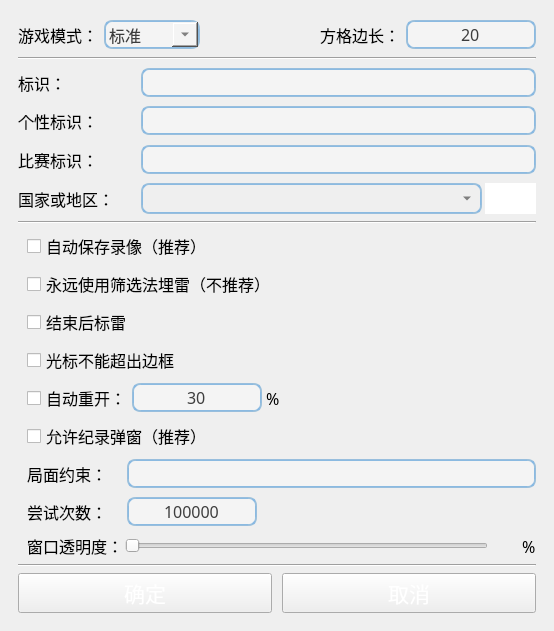
Before: the Qt Designer form uiFiles/ui_gs.ui in ljzloser/Solvable-Minesweeper, drawn with Qt 5.
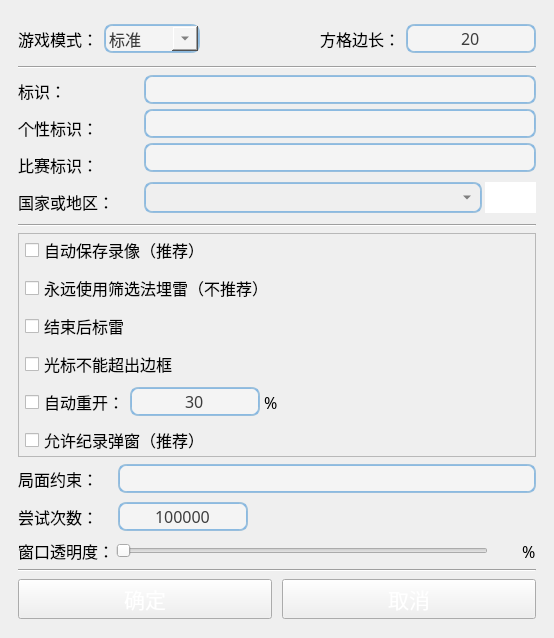
After: the same form once the commit is applied. Icons and pictures are not drawn. Custom widgets are drawn as their Qt base class.

Commit message: feat：优化国家下拉框的补全交互

```diff
--- a/uiFiles/ui_gs.ui
+++ b/uiFiles/ui_gs.ui
@@ -10,7 +10,7 @@
     <x>0</x>
     <y>0</y>
     <width>554</width>
-    <height>631</height>
+    <height>638</height>
    </rect>
   </property>
   <property name="sizePolicy">
@@ -304,10 +304,43 @@
     </widget>
    </item>
    <item>
-    <widget class="QWidget" name="widget" native="true">
-     <layout class="QHBoxLayout" name="horizontalLayout_9">
+    <widget class="QFrame" name="frame">
+     <property name="frameShape">
+      <enum>QFrame::NoFrame</enum>
+     </property>
+     <property name="frameShadow">
+      <enum>QFrame::Plain</enum>
+     </property>
+     <property name="lineWidth">
+      <number>0</number>
+     </property>
+     <layout class="QHBoxLayout" name="horizontalLayout_6">
+      <property name="leftMargin">
+       <number>0</number>
+      </property>
+      <property name="topMargin">
+       <number>0</number>
+      </property>
+      <property name="rightMargin">
+       <number>0</number>
+      </property>
+      <property name="bottomMargin">
+       <number>0</number>
+      </property>
+      <item>
+       <widget class="QFrame" name="frame_2">
+        <property name="frameShape">
+         <enum>QFrame::NoFrame</enum>
+        </property>
+        <property name="frameShadow">
+         <enum>QFrame::Plain</enum>
+        </property>
+        <property name="lineWidth">
+         <number>0</number>
+        </property>
+        <layout class="QVBoxLayout" name="verticalLayout_3">
       <property name="spacing">
-       <number>3</number>
+          <number>5</number>
       </property>
       <property name="leftMargin">
        <number>0</number>
@@ -356,60 +389,6 @@
        </widget>
       </item>
       <item>
-       <widget class="QLineEdit" name="lineEdit_label">
-        <property name="font">
-         <font>
-          <family>微软雅黑</family>
-          <pointsize>12</pointsize>
-         </font>
-        </property>
-        <property name="focusPolicy">
-         <enum>Qt::ClickFocus</enum>
-        </property>
-        <property name="styleSheet">
-         <string notr="true">border-width: 2px;
-border-radius: 8px;
-border-style: solid;
-border-top-color: qlineargradient(spread:pad, x1:0.5, y1:1, x2:0.5, y2:0, stop:0 #85b7e3, stop:1 #9ec1db);
-border-right-color: qlineargradient(spread:pad, x1:0, y1:0, x2:1, y2:0, stop:0 #85b7e3, stop:1 #9ec1db);
-border-bottom-color: qlineargradient(spread:pad, x1:0.5, y1:0, x2:0.5, y2:1, stop:0 #85b7e3, stop:1 #9ec1db);
-border-left-color: qlineargradient(spread:pad, x1:1, y1:0, x2:0, y2:0, stop:0 #85b7e3, stop:1 #9ec1db);
-background-color: #f4f4f4;
-color: #3d3d3d;</string>
-        </property>
-        <property name="text">
-         <string notr="true"/>
-        </property>
-        <property name="maxLength">
-         <number>1024</number>
-        </property>
-        <property name="alignment">
-         <set>Qt::AlignCenter</set>
-        </property>
-       </widget>
-      </item>
-     </layout>
-    </widget>
-   </item>
-   <item>
-    <widget class="QWidget" name="horizontalWidget_unique_label" native="true">
-     <layout class="QHBoxLayout" name="horizontalLayout_5">
-      <property name="spacing">
-       <number>3</number>
-      </property>
-      <property name="leftMargin">
-       <number>0</number>
-      </property>
-      <property name="topMargin">
-       <number>0</number>
-      </property>
-      <property name="rightMargin">
-       <number>0</number>
-      </property>
-      <property name="bottomMargin">
-       <number>0</number>
-      </property>
-      <item>
        <widget class="QLabel" name="label_unique_label">
         <property name="sizePolicy">
          <sizepolicy hsizetype="Minimum" vsizetype="Preferred">
@@ -444,60 +423,6 @@
        </widget>
       </item>
       <item>
-       <widget class="QLineEdit" name="lineEdit_unique_label">
-        <property name="font">
-         <font>
-          <family>微软雅黑</family>
-          <pointsize>12</pointsize>
-         </font>
-        </property>
-        <property name="focusPolicy">
-         <enum>Qt::ClickFocus</enum>
-        </property>
-        <property name="styleSheet">
-         <string notr="true">border-width: 2px;
-border-radius: 8px;
-border-style: solid;
-border-top-color: qlineargradient(spread:pad, x1:0.5, y1:1, x2:0.5, y2:0, stop:0 #85b7e3, stop:1 #9ec1db);
-border-right-color: qlineargradient(spread:pad, x1:0, y1:0, x2:1, y2:0, stop:0 #85b7e3, stop:1 #9ec1db);
-border-bottom-color: qlineargradient(spread:pad, x1:0.5, y1:0, x2:0.5, y2:1, stop:0 #85b7e3, stop:1 #9ec1db);
-border-left-color: qlineargradient(spread:pad, x1:1, y1:0, x2:0, y2:0, stop:0 #85b7e3, stop:1 #9ec1db);
-background-color: #f4f4f4;
-color: #3d3d3d;</string>
-        </property>
-        <property name="text">
-         <string notr="true"/>
-        </property>
-        <property name="maxLength">
-         <number>1024</number>
-        </property>
-        <property name="alignment">
-         <set>Qt::AlignCenter</set>
-        </property>
-       </widget>
-      </item>
-     </layout>
-    </widget>
-   </item>
-   <item>
-    <widget class="QWidget" name="horizontalWidget_race" native="true">
-     <layout class="QHBoxLayout" name="horizontalLayout_4">
-      <property name="spacing">
-       <number>3</number>
-      </property>
-      <property name="leftMargin">
-       <number>0</number>
-      </property>
-      <property name="topMargin">
-       <number>0</number>
-      </property>
-      <property name="rightMargin">
-       <number>0</number>
-      </property>
-      <property name="bottomMargin">
-       <number>0</number>
-      </property>
-      <item>
        <widget class="QLabel" name="label_race_label">
         <property name="sizePolicy">
          <sizepolicy hsizetype="Minimum" vsizetype="Preferred">
@@ -532,6 +457,133 @@
        </widget>
       </item>
       <item>
+          <widget class="QLabel" name="label_country">
+           <property name="sizePolicy">
+            <sizepolicy hsizetype="Minimum" vsizetype="Preferred">
+             <horstretch>0</horstretch>
+             <verstretch>0</verstretch>
+            </sizepolicy>
+           </property>
+           <property name="minimumSize">
+            <size>
+             <width>120</width>
+             <height>32</height>
+            </size>
+           </property>
+           <property name="font">
+            <font>
+             <family>微软雅黑</family>
+             <pointsize>12</pointsize>
+            </font>
+           </property>
+           <property name="text">
+            <string>国家或地区：</string>
+           </property>
+           <property name="scaledContents">
+            <bool>false</bool>
+           </property>
+           <property name="wordWrap">
+            <bool>false</bool>
+           </property>
+          </widget>
+         </item>
+        </layout>
+       </widget>
+      </item>
+      <item>
+       <widget class="QFrame" name="frame_3">
+        <property name="frameShape">
+         <enum>QFrame::NoFrame</enum>
+        </property>
+        <property name="frameShadow">
+         <enum>QFrame::Plain</enum>
+        </property>
+        <property name="lineWidth">
+         <number>0</number>
+        </property>
+        <layout class="QVBoxLayout" name="verticalLayout_4">
+         <property name="spacing">
+          <number>5</number>
+         </property>
+         <property name="leftMargin">
+          <number>0</number>
+         </property>
+         <property name="topMargin">
+          <number>0</number>
+         </property>
+         <property name="rightMargin">
+          <number>0</number>
+         </property>
+         <property name="bottomMargin">
+          <number>0</number>
+         </property>
+         <item>
+          <widget class="QLineEdit" name="lineEdit_label">
+           <property name="font">
+            <font>
+             <family>微软雅黑</family>
+             <pointsize>12</pointsize>
+            </font>
+           </property>
+           <property name="focusPolicy">
+            <enum>Qt::ClickFocus</enum>
+           </property>
+           <property name="styleSheet">
+            <string notr="true">border-width: 2px;
+border-radius: 8px;
+border-style: solid;
+border-top-color: qlineargradient(spread:pad, x1:0.5, y1:1, x2:0.5, y2:0, stop:0 #85b7e3, stop:1 #9ec1db);
+border-right-color: qlineargradient(spread:pad, x1:0, y1:0, x2:1, y2:0, stop:0 #85b7e3, stop:1 #9ec1db);
+border-bottom-color: qlineargradient(spread:pad, x1:0.5, y1:0, x2:0.5, y2:1, stop:0 #85b7e3, stop:1 #9ec1db);
+border-left-color: qlineargradient(spread:pad, x1:1, y1:0, x2:0, y2:0, stop:0 #85b7e3, stop:1 #9ec1db);
+background-color: #f4f4f4;
+color: #3d3d3d;</string>
+           </property>
+           <property name="text">
+            <string notr="true"/>
+           </property>
+           <property name="maxLength">
+            <number>1024</number>
+           </property>
+           <property name="alignment">
+            <set>Qt::AlignCenter</set>
+           </property>
+          </widget>
+         </item>
+         <item>
+          <widget class="QLineEdit" name="lineEdit_unique_label">
+           <property name="font">
+            <font>
+             <family>微软雅黑</family>
+             <pointsize>12</pointsize>
+            </font>
+           </property>
+           <property name="focusPolicy">
+            <enum>Qt::ClickFocus</enum>
+           </property>
+           <property name="styleSheet">
+            <string notr="true">border-width: 2px;
+border-radius: 8px;
+border-style: solid;
+border-top-color: qlineargradient(spread:pad, x1:0.5, y1:1, x2:0.5, y2:0, stop:0 #85b7e3, stop:1 #9ec1db);
+border-right-color: qlineargradient(spread:pad, x1:0, y1:0, x2:1, y2:0, stop:0 #85b7e3, stop:1 #9ec1db);
+border-bottom-color: qlineargradient(spread:pad, x1:0.5, y1:0, x2:0.5, y2:1, stop:0 #85b7e3, stop:1 #9ec1db);
+border-left-color: qlineargradient(spread:pad, x1:1, y1:0, x2:0, y2:0, stop:0 #85b7e3, stop:1 #9ec1db);
+background-color: #f4f4f4;
+color: #3d3d3d;</string>
+           </property>
+           <property name="text">
+            <string notr="true"/>
+           </property>
+           <property name="maxLength">
+            <number>1024</number>
+           </property>
+           <property name="alignment">
+            <set>Qt::AlignCenter</set>
+           </property>
+          </widget>
+         </item>
+         <item>
        <widget class="QLineEdit" name="lineEdit_race_label">
         <property name="font">
          <font>
@@ -564,9 +616,6 @@
         </property>
        </widget>
       </item>
-     </layout>
-    </widget>
-   </item>
    <item>
     <widget class="QWidget" name="horizontalWidget_country" native="true">
      <layout class="QHBoxLayout" name="horizontalLayout_2">
@@ -586,38 +635,7 @@
        <number>0</number>
       </property>
       <item>
-       <widget class="QLabel" name="label_country">
-        <property name="sizePolicy">
-         <sizepolicy hsizetype="Minimum" vsizetype="Preferred">
-          <horstretch>0</horstretch>
-          <verstretch>0</verstretch>
-         </sizepolicy>
-        </property>
-        <property name="minimumSize">
-         <size>
-          <width>120</width>
-          <height>32</height>
-         </size>
-        </property>
-        <property name="font">
-         <font>
-          <family>微软雅黑</family>
-          <pointsize>12</pointsize>
-         </font>
-        </property>
-        <property name="text">
-         <string>国家或地区：</string>
-        </property>
-        <property name="scaledContents">
-         <bool>false</bool>
-        </property>
-        <property name="wordWrap">
-         <bool>false</bool>
-        </property>
-       </widget>
-      </item>
-      <item>
-       <widget class="BetterQCombox" name="comboBox_country">
+             <widget class="CountryComboBox" name="comboBox_country">
         <property name="sizePolicy">
          <sizepolicy hsizetype="Expanding" vsizetype="Fixed">
           <horstretch>0</horstretch>
@@ -722,6 +740,12 @@
      </layout>
     </widget>
    </item>
+        </layout>
+       </widget>
+      </item>
+     </layout>
+    </widget>
+   </item>
    <item>
     <widget class="Line" name="line_4">
      <property name="orientation">
@@ -736,7 +760,28 @@
        <number>6</number>
       </property>
       <property name="leftMargin">
-       <number>9</number>
+       <number>0</number>
+      </property>
+      <property name="topMargin">
+       <number>0</number>
+      </property>
+      <property name="rightMargin">
+       <number>0</number>
+      </property>
+      <property name="bottomMargin">
+       <number>0</number>
+      </property>
+      <item>
+       <widget class="QFrame" name="frame_4">
+        <property name="frameShape">
+         <enum>QFrame::StyledPanel</enum>
+        </property>
+        <property name="frameShadow">
+         <enum>QFrame::Raised</enum>
+        </property>
+        <layout class="QVBoxLayout" name="verticalLayout_5">
+         <property name="leftMargin">
+          <number>6</number>
       </property>
       <property name="topMargin">
        <number>0</number>
@@ -1021,6 +1066,9 @@
         </property>
        </widget>
       </item>
+        </layout>
+       </widget>
+      </item>
       <item>
        <widget class="QWidget" name="widget_5" native="true">
         <property name="minimumSize">
@@ -1474,20 +1522,17 @@
     </widget>
    </item>
   </layout>
-  <zorder>widget</zorder>
   <zorder>line_2</zorder>
   <zorder>line_3</zorder>
   <zorder>line_4</zorder>
-  <zorder>horizontalWidget_country</zorder>
-  <zorder>horizontalWidget_race</zorder>
-  <zorder>horizontalWidget_unique_label</zorder>
   <zorder>widget_3</zorder>
   <zorder>widget_2</zorder>
   <zorder>widget_7</zorder>
+  <zorder>frame</zorder>
  </widget>
  <customwidgets>
   <customwidget>
-   <class>BetterQCombox</class>
+   <class>CountryComboBox</class>
    <extends>QComboBox</extends>
    <header>ui.uiComponents</header>
   </customwidget>
```
Lines whose indentation alone changed are shown as unchanged. The commit also changes 3 other files.
